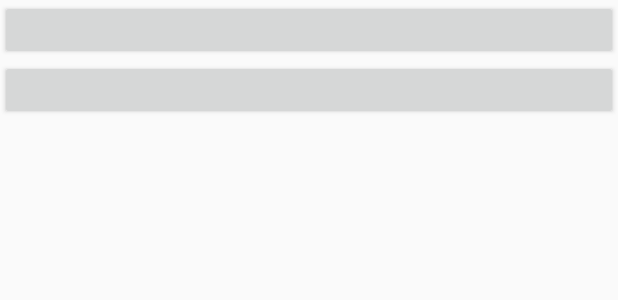
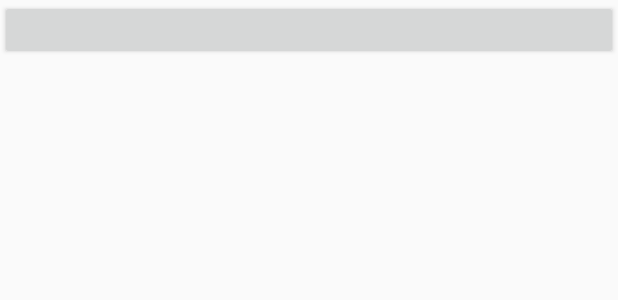
Before and after one commit to TeamNougat/SweetQuizz, an Android app: the layout result_layout.xml on its own in the app's theme, with its tools: preview values and no code run, on a phone screen of 412 x 824 dp. Shown: the top 300 px of the screen. Run offline under Robolectric (Android 15) with nearby library versions, the phone set to English and light mode, and no system bars.

Commit message:
Commit -> Result Answer at the end of the quizz show the answer u choose. ProgressCircleBar updated for size

```diff
--- a/SweetQuizz/app/src/main/java/fr/isen/teamnougat/sweetquizz/fragments/EndQuizzFragment.java
+++ b/SweetQuizz/app/src/main/java/fr/isen/teamnougat/sweetquizz/fragments/EndQuizzFragment.java
@@ -44,7 +44,7 @@ public class EndQuizzFragment extends android.app.Fragment implements View.OnCli
         progressPieView.setText(pourcentage);
         //progressPieView.setProgressColor(Color.parseColor("#3c56ca"));
         progressPieView.setProgress(scoreResult);
-        progressPieView.setBackgroundColor(Color.WHITE);
+        //progressPieView.setBackgroundColor(Color.WHITE);
         //progressPieView.setStrokeColor(Color.WHITE);
         Button button = (Button) rootView.findViewById(R.id.answer_button);
         button.setOnClickListener(this);
--- a/SweetQuizz/app/src/main/java/fr/isen/teamnougat/sweetquizz/fragments/FragmentResults.java
+++ b/SweetQuizz/app/src/main/java/fr/isen/teamnougat/sweetquizz/fragments/FragmentResults.java
@@ -11,6 +11,7 @@ import android.widget.ListView;
 import java.util.List;
 
 import fr.isen.teamnougat.sweetquizz.R;
+import fr.isen.teamnougat.sweetquizz.SweetQuizz;
 import fr.isen.teamnougat.sweetquizz.adapters.ResultAdapter;
 import fr.isen.teamnougat.sweetquizz.listeners.QuestionListener;
 import fr.isen.teamnougat.sweetquizz.model.quizz.Question;
@@ -29,7 +30,7 @@ public class FragmentResults extends Fragment implements View.OnClickListener {
         Button myButton = (Button) rootView.findViewById(R.id.back_to_result);
         myButton.setOnClickListener(this);
         view = insertPoint;
-        adapter = new ResultAdapter(listQuestion);
+        adapter = new ResultAdapter(listQuestion );
         view.setAdapter(adapter);
         return rootView;
     }
--- a/SweetQuizz/app/src/main/res/layout/result_answer_fragment.xml
+++ b/SweetQuizz/app/src/main/res/layout/result_answer_fragment.xml
@@ -37,9 +37,8 @@
         android:id="@+id/back_to_result"
         android:layout_height="50dp"
         android:layout_marginBottom="15dp"
-        android:layout_marginRight="15dp"
         android:text="Back"
-        android:layout_gravity="right|bottom" />
+        android:layout_gravity="center|bottom" />
 
 
 </FrameLayout>
--- a/SweetQuizz/app/src/main/res/layout/result_layout.xml
+++ b/SweetQuizz/app/src/main/res/layout/result_layout.xml
@@ -1,18 +1,13 @@
 <?xml version="1.0" encoding="utf-8"?>
-<LinearLayout xmlns:android="http://schemas.android.com/apk/res/android"
+<RelativeLayout xmlns:android="http://schemas.android.com/apk/res/android"
     android:layout_width="match_parent"
     android:layout_height="match_parent"
     android:orientation="vertical">
 
 
     <Button
-        android:id="@+id/result_layout_question_button"
-        android:layout_width="match_parent"
-        android:layout_height="40dp" />
-
-    <Button
         android:id="@+id/result_layout_button_answer_button"
         android:layout_width="match_parent"
         android:layout_height="40dp" />
 
-</LinearLayout>
+</RelativeLayout>
```
Also changed, not shown: SweetQuizz/app/src/main/java/fr/isen/teamnougat/sweetquizz/adapters/ResultAdapter.java (+51 -5 lines), SweetQuizz/app/src/main/res/layout/cards_list_quizz.xml (+4 -4 lines).
